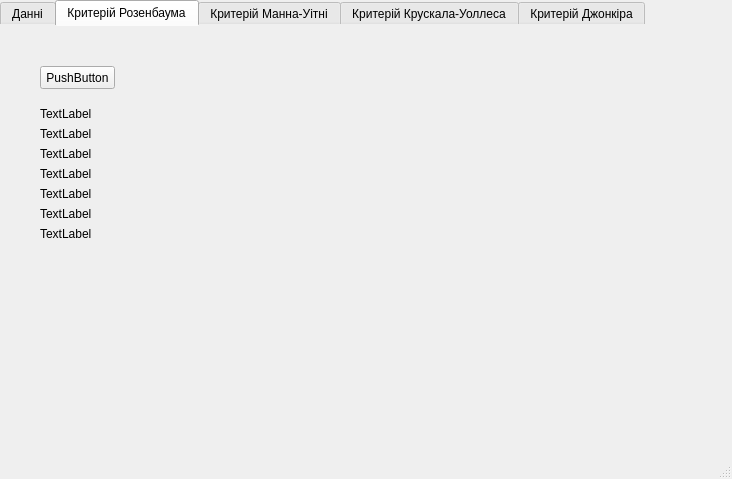
This is mainwindow.ui in 0wn3r/matstat as Qt 5 draws it before an edit. The edited form follows.
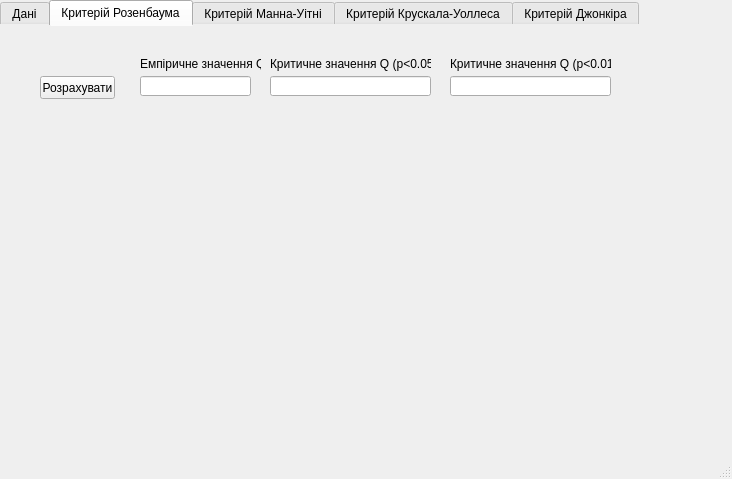
This is the edited form. The open tabs and pages were chosen to show the change.

The edit to the form file:
```diff
--- a/mainwindow.ui
+++ b/mainwindow.ui
@@ -103,7 +103,7 @@
       </palette>
      </property>
      <attribute name="title">
-      <string>Данні</string>
+      <string>Дані</string>
      </attribute>
      <widget class="QWidget" name="verticalLayoutWidget">
       <property name="geometry">
@@ -149,104 +149,85 @@
       <property name="geometry">
        <rect>
         <x>40</x>
-        <y>40</y>
+        <y>50</y>
         <width>75</width>
         <height>23</height>
        </rect>
       </property>
       <property name="text">
-       <string>PushButton</string>
-      </property>
-     </widget>
-     <widget class="QLabel" name="label">
-      <property name="geometry">
-       <rect>
-        <x>40</x>
-        <y>80</y>
-        <width>201</width>
-        <height>16</height>
-       </rect>
-      </property>
-      <property name="text">
-       <string>TextLabel</string>
-      </property>
-     </widget>
-     <widget class="QLabel" name="label_2">
-      <property name="geometry">
-       <rect>
-        <x>40</x>
-        <y>100</y>
-        <width>171</width>
-        <height>16</height>
-       </rect>
-      </property>
-      <property name="text">
-       <string>TextLabel</string>
-      </property>
-     </widget>
-     <widget class="QLabel" name="label_3">
-      <property name="geometry">
-       <rect>
-        <x>40</x>
-        <y>120</y>
-        <width>191</width>
-        <height>16</height>
-       </rect>
-      </property>
-      <property name="text">
-       <string>TextLabel</string>
-      </property>
-     </widget>
-     <widget class="QLabel" name="label_4">
-      <property name="geometry">
-       <rect>
-        <x>40</x>
-        <y>140</y>
-        <width>181</width>
-        <height>16</height>
-       </rect>
-      </property>
-      <property name="text">
-       <string>TextLabel</string>
+       <string>Розрахувати</string>
       </property>
      </widget>
      <widget class="QLabel" name="label_5">
       <property name="geometry">
        <rect>
-        <x>40</x>
-        <y>160</y>
-        <width>231</width>
+        <x>140</x>
+        <y>30</y>
+        <width>121</width>
         <height>16</height>
        </rect>
       </property>
       <property name="text">
-       <string>TextLabel</string>
+       <string>Емпіричне значення Q</string>
       </property>
      </widget>
      <widget class="QLabel" name="label_6">
       <property name="geometry">
        <rect>
-        <x>40</x>
-        <y>180</y>
-        <width>81</width>
+        <x>270</x>
+        <y>30</y>
+        <width>161</width>
         <height>16</height>
        </rect>
       </property>
       <property name="text">
-       <string>TextLabel</string>
+       <string>Критичне значення Q (p&lt;0.05)</string>
       </property>
      </widget>
      <widget class="QLabel" name="label_7">
       <property name="geometry">
        <rect>
-        <x>40</x>
-        <y>200</y>
-        <width>121</width>
+        <x>450</x>
+        <y>30</y>
+        <width>161</width>
         <height>16</height>
        </rect>
       </property>
       <property name="text">
-       <string>TextLabel</string>
+       <string>Критичне значення Q (p&lt;0.01)</string>
+      </property>
+     </widget>
+     <widget class="QLineEdit" name="lineEdit">
+      <property name="geometry">
+       <rect>
+        <x>140</x>
+        <y>50</y>
+        <width>111</width>
+        <height>20</height>
+       </rect>
+      </property>
+      <property name="readOnly">
+       <bool>true</bool>
+      </property>
+     </widget>
+     <widget class="QLineEdit" name="lineEdit_2">
+      <property name="geometry">
+       <rect>
+        <x>270</x>
+        <y>50</y>
+        <width>161</width>
+        <height>20</height>
+       </rect>
+      </property>
+     </widget>
+     <widget class="QLineEdit" name="lineEdit_3">
+      <property name="geometry">
+       <rect>
+        <x>450</x>
+        <y>50</y>
+        <width>161</width>
+        <height>20</height>
+       </rect>
       </property>
      </widget>
     </widget>
```
Left out of the diff: 197 changed lines with no effect on the pictures.
